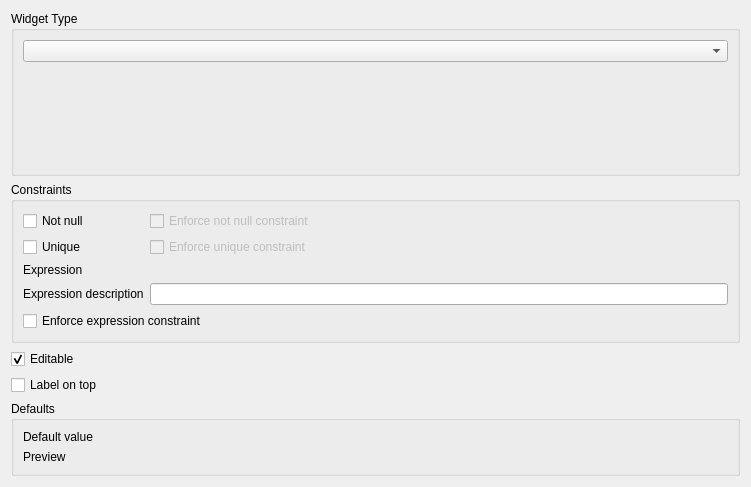
Above: src/ui/qgsattributetypeedit.ui from carsmie/QGIS before the change. Below: the same form after it.
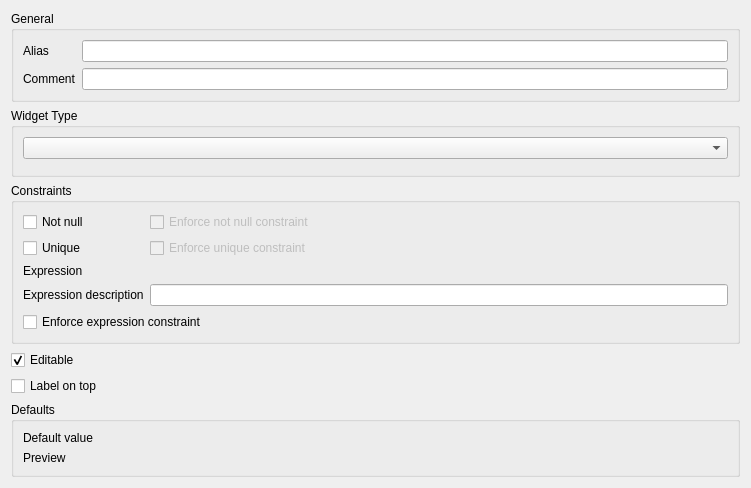
That is the form after the change. Custom widgets are drawn as their Qt base class.

Commit message: relations in list alias comment in gui (not ready yet)

Diff of the .ui file:
```diff
--- a/src/ui/qgsattributetypeedit.ui
+++ b/src/ui/qgsattributetypeedit.ui
@@ -14,6 +14,35 @@
    <string>Edit Widget Properties</string>
   </property>
   <layout class="QVBoxLayout" name="verticalLayout">
+   <item>
+    <widget class="QGroupBox" name="groupBox_4">
+     <property name="title">
+      <string>General</string>
+     </property>
+     <layout class="QGridLayout" name="gridLayout">
+      <item row="0" column="0">
+       <widget class="QLabel" name="label_5">
+        <property name="text">
+         <string>Alias</string>
+        </property>
+       </widget>
+      </item>
+      <item row="1" column="0">
+       <widget class="QLabel" name="label_6">
+        <property name="text">
+         <string>Comment</string>
+        </property>
+       </widget>
+      </item>
+      <item row="0" column="1">
+       <widget class="QLineEdit" name="leAlias"/>
+      </item>
+      <item row="1" column="1">
+       <widget class="QLineEdit" name="leComment"/>
+      </item>
+     </layout>
+    </widget>
+   </item>
    <item>
     <widget class="QGroupBox" name="groupBox_3">
      <property name="title">
```
The commit also changes 2 other files.
